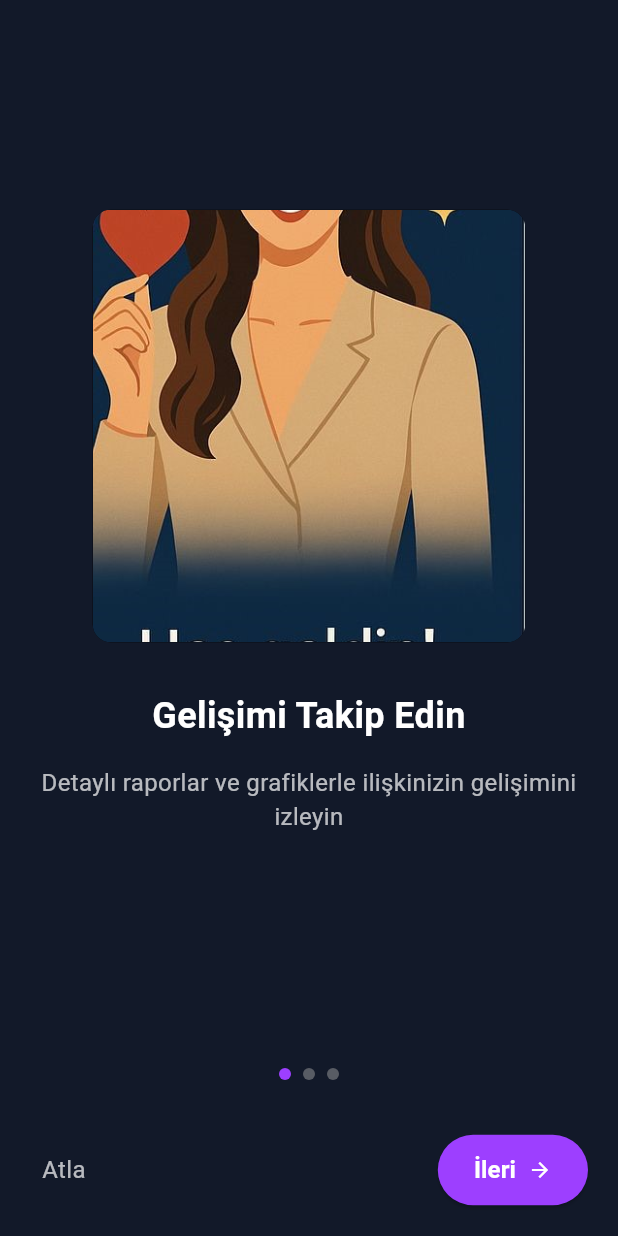
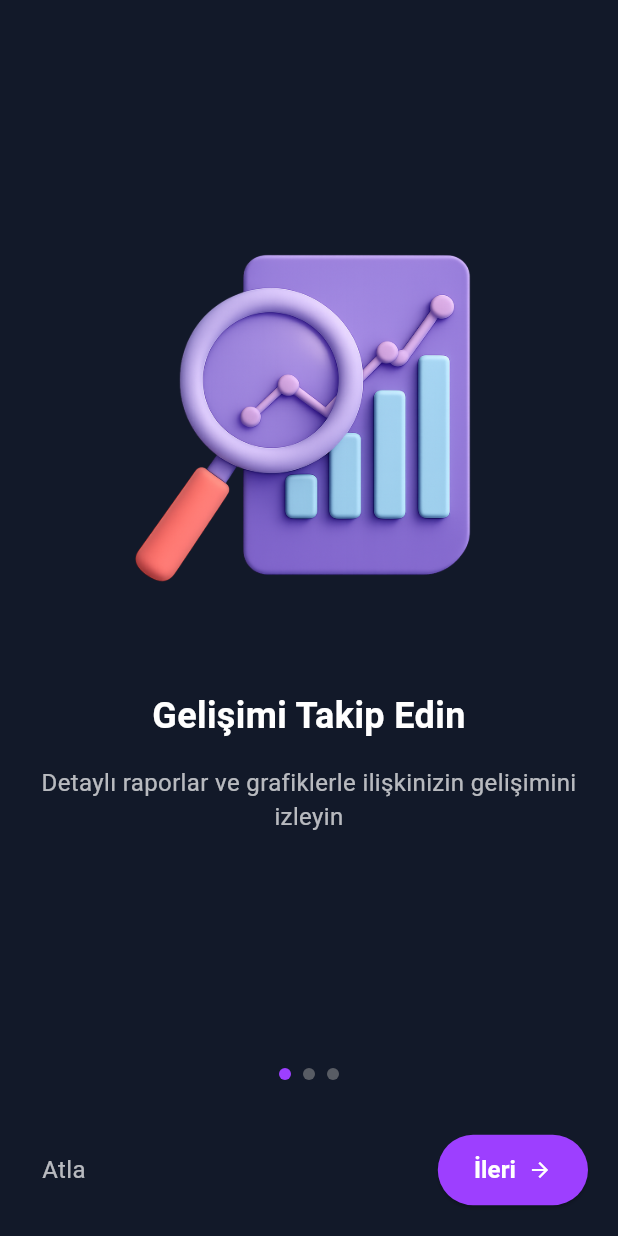
Before and after one commit to aligencturk/Flortya, a Flutter app: the screen it shows after launch, on a phone screen of 412 x 824 dp. Run offline on Flutter 3.47's test engine with Material 3 defaults, Android fonts, the phone set to English and light mode, and no system bars; our stand-ins replace cloud_firestore, firebase_auth, firebase_core, firebase_storage, flutter_animate, flutter_dotenv and 7 more; missing offline and left inert: firebase_app_check, google_mlkit_text_recognition; accounts and stored records are empty; Roboto replaces fonts that are missing (Nunito).

Commit message:
HomeView'e premium üyelik durumu ve butonu eklendi. Kullanıcı premium olup olmadığını gösteren bir alan oluşturuldu ve premium üyeliğe yükseltme işlemi için buton eklendi. OnboardingView'de görsel dosyaları güncellendi ve kullanıcı arayüzü iyileştirildi.

```diff
--- a/lib/views/onboarding_view.dart
+++ b/lib/views/onboarding_view.dart
@@ -18,17 +18,17 @@ class _OnboardingViewState extends State<OnboardingView> {
     {
       'title': 'Gelişimi Takip Edin',
       'description': 'Detaylı raporlar ve grafiklerle ilişkinizin gelişimini izleyin',
-      'image': 'assets/images/onboarding1.jpg',
+      'image': 'assets/images/GELİŞİMİ TAKİP EDİN.png',
     },
     {
       'title': 'Kişisel Tavsiyeler Alın',
       'description': 'Size özel tavsiyelerle ilişkinizi güçlendirin',
-      'image': 'assets/images/onboarding2.jpg',
+      'image': 'assets/images/KİŞİSEL TAVSİYELER ALIN.png',
     },
     {
       'title': 'İlişkinizi Analiz Edin',
       'description': 'Mesajlarınızı analiz ederek ilişkinizin durumunu öğrenin',
-      'image': 'assets/images/onboarding3.jpg',
+      'image': 'assets/images/İLİŞKİNİZİ ANALİZ EDİN.png',
     },
   ];
 
@@ -428,18 +428,12 @@ class _OnboardingViewState extends State<OnboardingView> {
         mainAxisAlignment: MainAxisAlignment.center,
         children: [
           // Görsel
-          Container(
+          SizedBox(
             height: screenHeight * 0.35,
             width: screenHeight * 0.35,
-            decoration: BoxDecoration(
-              color: Colors.black,
-              borderRadius: BorderRadius.circular(12),
-            ),
-            child: ClipRRect(
-              borderRadius: BorderRadius.circular(12),
             child: Image.asset(
               item['image'],
-                fit: BoxFit.cover,
+              fit: BoxFit.contain,
               errorBuilder: (context, error, stackTrace) {
                 // Görsel yüklenemezse
                 return Center(
@@ -450,7 +444,6 @@ class _OnboardingViewState extends State<OnboardingView> {
                   ),
                 );
               },
-              ),
             ),
           ),
 
```
Also changed, not shown: lib/views/home_view.dart (+73 -0 lines), assets/images/GELİŞİMİ TAKİP EDİN.png (added), assets/images/KİŞİSEL TAVSİYELER ALIN.png (added), assets/images/İLİŞKİNİZİ ANALİZ EDİN.png (added). Lines whose indentation alone changed are shown as unchanged.
